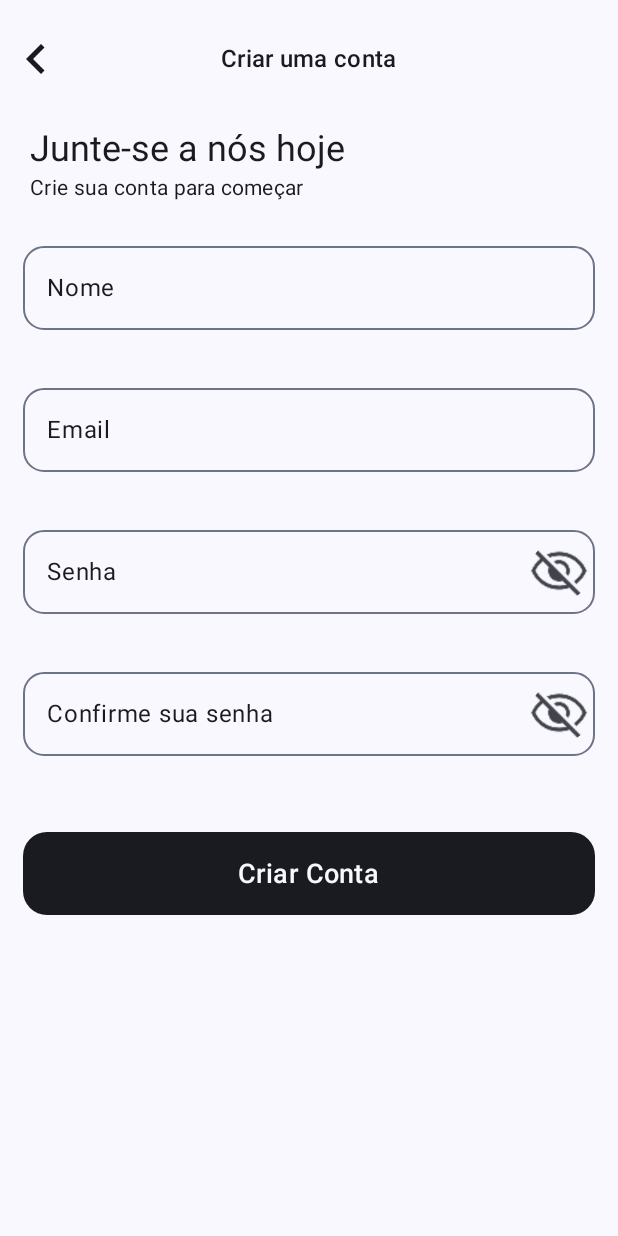
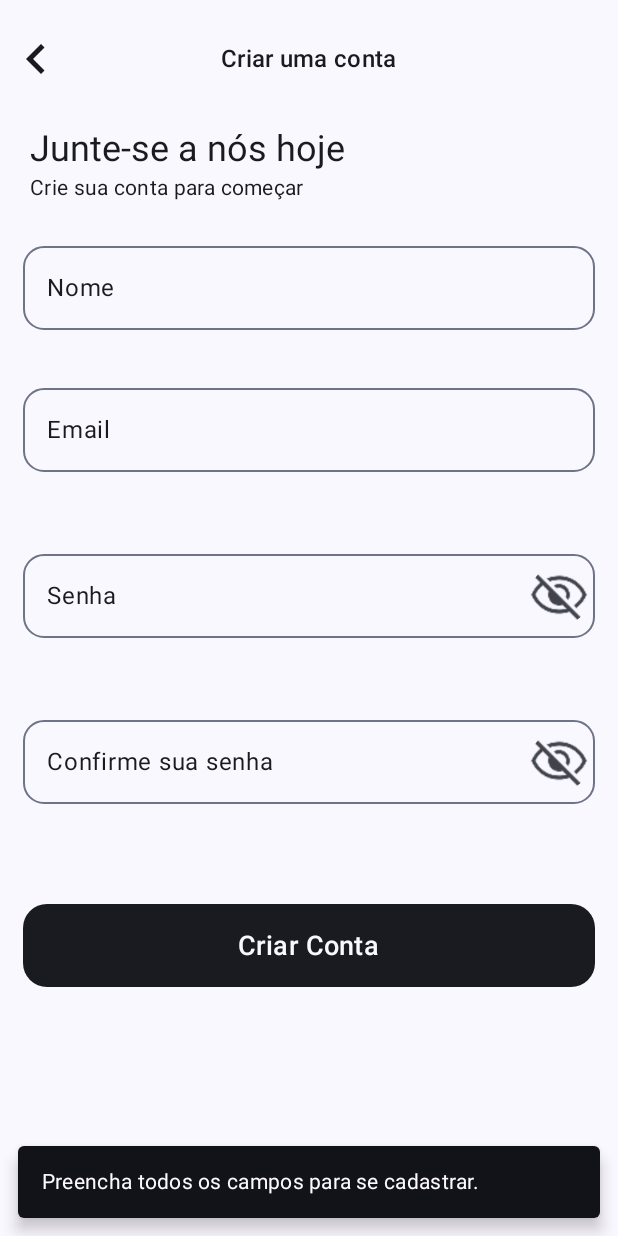
Before and after one commit to Izu-bot/GymPlusApp, an Android app built with Jetpack Compose: the CadastroScreen screen opened through its navigation route, after a tap on "Criar Conta", on a phone screen of 412 x 824 dp. Run offline under Robolectric (Android 15) with nearby library versions, the light colour scheme and no system bars; our stand-ins replace livedata-compose; 1 statement that could not run was skipped.

Commit message:
Fix: Bug de criar várias ViewModels concertado Fix: Implementação de SharedFlow tanto no LoginScreenViewModel.kt quanto no CadastroScreenViewModel.kt e refatoração no metodo LaunchedEffect para usar o LocalLifecycleOwner.current

```diff
--- a/app/src/main/java/com/example/gym/MainActivity.kt
+++ b/app/src/main/java/com/example/gym/MainActivity.kt
@@ -10,6 +10,7 @@ import androidx.compose.material3.Scaffold
 import androidx.compose.runtime.Composable
 import androidx.compose.ui.Modifier
 import androidx.compose.ui.tooling.preview.Preview
+import androidx.lifecycle.viewmodel.compose.viewModel
 import androidx.navigation.compose.NavHost
 import androidx.navigation.compose.composable
 import androidx.navigation.compose.rememberNavController
@@ -33,9 +34,10 @@ class MainActivity : ComponentActivity() {
                         startDestination = "login"
                     ) {
                         composable(route = "login") {
+                            val viewModel: LoginScreenViewModel = viewModel()
                             LoginScreen(
                                 modifier = Modifier.padding(innerPadding),
-                                LoginScreenViewModel(),
+                                loginScreenViewModel = viewModel,
                                 navController
                             )
                         }
@@ -43,9 +45,10 @@ class MainActivity : ComponentActivity() {
                             HomeScreen()
                         }
                         composable(route = "cadastro") {
+                            val viewModel: CadastroScreenViewModel = viewModel()
                             CadastroScreen(
                                 modifier = Modifier.padding(innerPadding),
-                                CadastroScreenViewModel(),
+                                cadastroScreenViewModel = viewModel,
                                 navController
                             )
                         }
--- a/app/src/main/java/com/example/gym/screens/cadastro/CadastroScreen.kt
+++ b/app/src/main/java/com/example/gym/screens/cadastro/CadastroScreen.kt
@@ -1,5 +1,6 @@
 package com.example.gym.screens.cadastro
 
+import android.util.Log
 import androidx.compose.foundation.clickable
 import androidx.compose.foundation.interaction.MutableInteractionSource
 import androidx.compose.foundation.layout.Box
@@ -15,11 +16,17 @@ import androidx.compose.material3.ButtonDefaults
 import androidx.compose.material3.CircularProgressIndicator
 import androidx.compose.material3.MaterialTheme
 import androidx.compose.material3.OutlinedTextFieldDefaults
+import androidx.compose.material3.Scaffold
+import androidx.compose.material3.SnackbarDuration
+import androidx.compose.material3.SnackbarHost
+import androidx.compose.material3.SnackbarHostState
 import androidx.compose.material3.Text
 import androidx.compose.runtime.Composable
+import androidx.compose.runtime.LaunchedEffect
 import androidx.compose.runtime.getValue
 import androidx.compose.runtime.livedata.observeAsState
 import androidx.compose.runtime.remember
+import androidx.compose.runtime.rememberCoroutineScope
 import androidx.compose.ui.Alignment
 import androidx.compose.ui.Modifier
 import androidx.compose.ui.platform.LocalFocusManager
@@ -28,24 +35,66 @@ import androidx.compose.ui.text.input.KeyboardCapitalization
 import androidx.compose.ui.text.input.KeyboardType
 import androidx.compose.ui.unit.dp
 import androidx.compose.ui.unit.sp
+import androidx.lifecycle.Lifecycle
+import androidx.lifecycle.repeatOnLifecycle
 import androidx.navigation.NavController
 import com.example.gym.components.HeaderViewBackButton
 import com.example.gym.components.LabeledTextField
 import com.example.gym.components.MyButton
+import kotlinx.coroutines.launch
 
 @Composable
-fun CadastroScreen(modifier: Modifier = Modifier, cadastroScreenViewModel: CadastroScreenViewModel, navController: NavController) {
+fun CadastroScreen(
+    modifier: Modifier = Modifier,
+    cadastroScreenViewModel: CadastroScreenViewModel,
+    navController: NavController
+) {
 
     val email by cadastroScreenViewModel.emailLogin.observeAsState(initial = "")
     val name by cadastroScreenViewModel.nameLogin.observeAsState(initial = "")
     val password by cadastroScreenViewModel.passwordLogin.observeAsState(initial = "")
     val confirmPassword by cadastroScreenViewModel.confirmPassword.observeAsState(initial = "")
     val isLoading by cadastroScreenViewModel.isLoading.observeAsState(initial = false)
-
+    val errorEmail by cadastroScreenViewModel.emailErroMessage.observeAsState(initial = null)
+    val errorSenha by cadastroScreenViewModel.senhaErroMessage.observeAsState(initial = null)
     val focusManager = LocalFocusManager.current
 
-    Column(modifier
+    val snackbarHostState = remember { SnackbarHostState() }
+    val scope = rememberCoroutineScope()
+    val lifecycleOwner = androidx.lifecycle.compose.LocalLifecycleOwner.current
+
+    LaunchedEffect(key1 = lifecycleOwner.lifecycle, key2 = snackbarHostState) {
+        lifecycleOwner.lifecycle.repeatOnLifecycle(Lifecycle.State.STARTED) {
+            cadastroScreenViewModel.navigationAndStatusEvent.collect { navigationEvent ->
+                Log.d("CadastroScreen", "Evento recebido: $navigationEvent")
+                when(navigationEvent) {
+                    is NavigationEvent.NavigationToLogin -> {
+                        val sucess = navigationEvent.statusCode
+                        Log.d("CadastroScreen", "Navegando para o Login. Sucesso: $sucess")
+
+                        navController.navigate("login") // Pode limpar a backstack ou passar dados por parametro
+                    }
+                    is NavigationEvent.ShowStatusMessage -> {
+                        val message = navigationEvent.message
+                        Log.d("CadastroScreen", "Mostrando a Snackbar: $message")
+
+                        scope.launch {
+                            snackbarHostState.showSnackbar(
+                                message = message,
+                                duration = SnackbarDuration.Short
+                            )
+                        }
+                    }
+                }
+            }
+        }
+    }
+
+    Scaffold(snackbarHost = { SnackbarHost(hostState = snackbarHostState) }) { paddingValues ->
+        Column(
+            modifier
                 .fillMaxSize()
+                .padding(paddingValues)
                 .clickable(
                     indication = null,
                     interactionSource = remember { MutableInteractionSource() }
@@ -76,7 +125,7 @@ fun CadastroScreen(modifier: Modifier = Modifier, cadastroScreenViewModel: Cadas
             LabeledTextField(
                 label = "Nome",
                 value = name,
-            onValueChange = {cadastroScreenViewModel.onNameChanged(it)},
+                onValueChange = { cadastroScreenViewModel.onNameChanged(it) },
                 placeholder = "Digite seu nome",
                 colors = OutlinedTextFieldDefaults.colors(
                     focusedBorderColor = MaterialTheme.colorScheme.onSecondaryContainer,
@@ -92,7 +141,7 @@ fun CadastroScreen(modifier: Modifier = Modifier, cadastroScreenViewModel: Cadas
             LabeledTextField(
                 label = "Email",
                 value = email,
-            onValueChange = {cadastroScreenViewModel.onEmailChanged(it)},
+                onValueChange = { cadastroScreenViewModel.onEmailChanged(it) },
                 placeholder = "Digite seu E-mail",
                 colors = OutlinedTextFieldDefaults.colors(
                     focusedBorderColor = MaterialTheme.colorScheme.onSecondaryContainer,
@@ -101,13 +150,22 @@ fun CadastroScreen(modifier: Modifier = Modifier, cadastroScreenViewModel: Cadas
                 keyboardOptions = KeyboardOptions(
                     keyboardType = KeyboardType.Email,
                     imeAction = ImeAction.Next
+                ),
+                isError = errorEmail != null,
+                supportingText = {
+                    if (errorEmail != null) {
+                        Text(
+                            text = errorEmail ?: "",
+                            color = MaterialTheme.colorScheme.error
                         )
+                    }
+                }
             )
 
             LabeledTextField(
                 label = "Senha",
                 value = password,
-            onValueChange = {cadastroScreenViewModel.onPasswordChange(it)},
+                onValueChange = { cadastroScreenViewModel.onPasswordChange(it) },
                 placeholder = "Digite sua senha secreta",
                 colors = OutlinedTextFieldDefaults.colors(
                     focusedBorderColor = MaterialTheme.colorScheme.onSecondaryContainer,
@@ -117,13 +175,22 @@ fun CadastroScreen(modifier: Modifier = Modifier, cadastroScreenViewModel: Cadas
                     keyboardType = KeyboardType.Password,
                     imeAction = ImeAction.Next
                 ),
-            isPassword = true
+                isPassword = true,
+                isError = errorSenha != null,
+                supportingText = {
+                    if (errorSenha != null) {
+                        Text(
+                            text = errorSenha ?: "",
+                            color = MaterialTheme.colorScheme.error
+                        )
+                    }
+                }
             )
 
             LabeledTextField(
                 label = "Confirme sua senha",
                 value = confirmPassword,
-            onValueChange = {cadastroScreenViewModel.onPasswordConfirm(it)},
+                onValueChange = { cadastroScreenViewModel.onPasswordConfirm(it) },
                 placeholder = "Digite sua senha novamente",
                 colors = OutlinedTextFieldDefaults.colors(
                     focusedBorderColor = MaterialTheme.colorScheme.onSecondaryContainer,
@@ -133,13 +200,25 @@ fun CadastroScreen(modifier: Modifier = Modifier, cadastroScreenViewModel: Cadas
                     keyboardType = KeyboardType.Password,
                     imeAction = ImeAction.Done
                 ),
-            isPassword = true
+                isPassword = true,
+                isError = errorSenha != null,
+                supportingText = {
+                    if (errorSenha != null) {
+                        Text(
+                            text = errorSenha ?: "",
+                            color = MaterialTheme.colorScheme.error
+                        )
+                    }
+                }
             )
 
             Spacer(modifier = Modifier.padding(top = 20.dp))
 
             MyButton(
-            modifier = Modifier.fillMaxWidth().padding(15.dp).size(55.dp),
+                modifier = Modifier
+                    .fillMaxWidth()
+                    .padding(15.dp)
+                    .size(55.dp),
                 text = "Criar Conta",
                 onClick = {
                     focusManager.clearFocus()
@@ -165,7 +244,6 @@ fun CadastroScreen(modifier: Modifier = Modifier, cadastroScreenViewModel: Cadas
                     )
                 }
             }
-
-
         }
     }
+}
--- a/app/src/main/java/com/example/gym/screens/cadastro/CadastroScreenViewModel.kt
+++ b/app/src/main/java/com/example/gym/screens/cadastro/CadastroScreenViewModel.kt
@@ -1,5 +1,7 @@
 package com.example.gym.screens.cadastro
 
+import android.util.Log
+import android.util.Patterns.EMAIL_ADDRESS
 import androidx.lifecycle.LiveData
 import androidx.lifecycle.MutableLiveData
 import androidx.lifecycle.ViewModel
@@ -7,9 +9,18 @@ import androidx.lifecycle.viewModelScope
 import com.example.gym.model.cadastro.CadastroRequest
 import com.example.gym.service.RetrofitFactory
 import com.example.gym.service.user.UserService
+import kotlinx.coroutines.flow.MutableSharedFlow
+import kotlinx.coroutines.flow.SharedFlow
 import kotlinx.coroutines.launch
+import retrofit2.HttpException
+import java.io.IOException
 
 class CadastroScreenViewModel : ViewModel() {
+
+    init {
+        Log.d("CadastroVM", "ViewModel Criado! HashCode: ${this.hashCode()}")
+    }
+
     private val _emailLogin = MutableLiveData("")
     val emailLogin: LiveData<String> = _emailLogin
 
@@ -29,11 +40,18 @@ class CadastroScreenViewModel : ViewModel() {
         RetrofitFactory().cadastroUsuario()
     }
 
-    private val _cadastroMensagem = MutableLiveData<String>()
-    val cadastroMensagem: LiveData<String> = _cadastroMensagem
+    private val _emailErroMessage = MutableLiveData<String?>(null)
+    val emailErroMessage: LiveData<String?> = _emailErroMessage
+
+    private val _senhaErroMessage = MutableLiveData<String?>(null)
+    val senhaErroMessage: LiveData<String?> = _senhaErroMessage
+
+    private val _navigationAndStatusEvent = MutableSharedFlow<NavigationEvent>()
+    val navigationAndStatusEvent: SharedFlow<NavigationEvent> = _navigationAndStatusEvent
 
     fun onEmailChanged(newEmail: String) {
         _emailLogin.value = newEmail
+        if (_emailErroMessage.value != null ) { _emailErroMessage.value = null }
     }
 
     fun onNameChanged(newName: String) {
@@ -42,10 +60,31 @@ class CadastroScreenViewModel : ViewModel() {
 
     fun onPasswordChange(newPassword: String) {
         _passwordLogin.value = newPassword
+        if (_senhaErroMessage.value != null) { _senhaErroMessage.value = null }
     }
 
     fun onPasswordConfirm(newPassword: String) {
         _confirmPassword.value = newPassword
+        if (_senhaErroMessage.value != null) { _senhaErroMessage.value = null }
+    }
+
+    private fun validarCampo(email: String, senha: String, confirmSenha: String): Boolean {
+        var emailValidado = true
+        var senhasValidas = true
+
+        if (!EMAIL_ADDRESS.matcher(email).matches()) {
+            _emailErroMessage.value = "Email está errado."
+            emailValidado = false
+        }
+        if (senha != confirmSenha) {
+            _senhaErroMessage.value = "As senhas não conferem."
+            senhasValidas = false
+        } else if (senha.length < 6) { // Exemplo: Adicionar validação de tamanho mínimo
+            _senhaErroMessage.value = "A senha deve ter pelo menos 6 caracteres."
+            senhasValidas = false
+        }
+
+        return emailValidado && senhasValidas
     }
 
     fun cadastroUser() {
@@ -54,36 +93,57 @@ class CadastroScreenViewModel : ViewModel() {
         val senha = _passwordLogin.value ?: ""
         val confirmSenha = _confirmPassword.value ?: ""
 
-        if (senha != confirmSenha) {
-            _cadastroMensagem.value = "As senhas não coincidem."
+        if (email.isBlank() || name.isBlank() || senha.isBlank() || confirmSenha.isBlank()) {
+            viewModelScope.launch {
+                _navigationAndStatusEvent.emit(NavigationEvent.ShowStatusMessage("Preencha todos os campos para se cadastrar."))
+            }
+
             return
         }
 
-        _isLoading.value = true
+        if (!validarCampo(email, senha, confirmSenha)) {
+            viewModelScope.launch {
+                _navigationAndStatusEvent.emit(NavigationEvent.ShowStatusMessage("Verifique os erros nos campos."))
+            }
+
+            return
+        }
+
+//        _isLoading.value = true
 
         viewModelScope.launch {
             try {
                 val cadastroRequest = CadastroRequest(email = email, name = name, password = senha)
                 val response = usuarioService.add(cadastroRequest)
 
-                if (response.isSuccessful) {
-                    val cadastroResponse = response.body()
-                    if (cadastroResponse != null) {
-                        _cadastroMensagem.value = "Cadastro realizado com sucesso!"
-                        // Aqui você pode emitir evento de navegação ou resetar os campos
+                if (response.isSuccessful && response.body() != null) {
+                        _navigationAndStatusEvent.emit(NavigationEvent.NavigationToLogin(true))
+                } else {
+                    if (response.code() == 400) {
+                        Log.d("CadastroViewModel", "Tentando mostrar Snackbar: Campos vazios")
+                        _navigationAndStatusEvent.emit(NavigationEvent.ShowStatusMessage("Não foi possivel estabelecer conexão com o servidor"))
                     } else {
-                        _cadastroMensagem.value = "Erro inesperado: resposta vazia."
+                        var errorMsg = response.errorBody()?.string() ?: "Erro ${response.code()}"
+                        _navigationAndStatusEvent.emit(NavigationEvent.ShowStatusMessage("Falha ao cadastrar: $errorMsg"))
                     }
-                } else {
-                    val erro = response.errorBody()?.string() ?: "Erro desconhecido"
-                    _cadastroMensagem.value = "Falha ao cadastrar: $erro"
                 }
-
-            } catch (e: Exception) {
-                _cadastroMensagem.value = "Erro na conexão: ${e.message}"
-            } finally {
-                _isLoading.value = false
-            }
+            } catch (e: HttpException) {
+            Log.d("Erro HTTP", "${e.message}")
+            _navigationAndStatusEvent.emit(NavigationEvent.ShowStatusMessage("Erro de comunicação: Não foi possivel se conectar ao servidor :("))
+        } catch (e: IOException) {
+            Log.d("Error IO", "${e.message}")
+            _navigationAndStatusEvent.emit(NavigationEvent.ShowStatusMessage("Erro de rede. Verifique sua conexão."))
+        } catch (e: Exception) {
+            Log.d("Erro HTTP", "${e.message}")
+            _navigationAndStatusEvent.emit(NavigationEvent.ShowStatusMessage("Erro inesperado: Parece que aconteceu um erro inesperado, tente novamente mais tarde."))
+        } finally {
+            _isLoading.value = false
+        }
         }
     }
 }
+
+sealed class NavigationEvent {
+    data class NavigationToLogin(val statusCode: Boolean) : NavigationEvent()
+    data class ShowStatusMessage(val message: String) : NavigationEvent()
+}
--- a/app/src/main/java/com/example/gym/screens/login/LoginScreen.kt
+++ b/app/src/main/java/com/example/gym/screens/login/LoginScreen.kt
@@ -1,6 +1,5 @@
 package com.example.gym.screens.login
 
-import android.util.Log
 import androidx.compose.foundation.clickable
 import androidx.compose.foundation.interaction.MutableInteractionSource
 import androidx.compose.foundation.layout.Column
@@ -38,6 +37,9 @@ import androidx.compose.ui.text.input.KeyboardType
 import androidx.compose.ui.text.style.TextAlign
 import androidx.compose.ui.unit.dp
 import androidx.compose.ui.unit.sp
+import androidx.lifecycle.Lifecycle
+import androidx.lifecycle.compose.LocalLifecycleOwner
+import androidx.lifecycle.repeatOnLifecycle
 import androidx.navigation.NavController
 import com.example.gym.R
 import com.example.gym.components.LabeledTextField
@@ -45,7 +47,11 @@ import com.example.gym.components.MyButton
 import kotlinx.coroutines.launch
 
 @Composable
-fun LoginScreen(modifier: Modifier = Modifier, loginScreenViewModel: LoginScreenViewModel, navController: NavController) {
+fun LoginScreen(
+    modifier: Modifier = Modifier,
+    loginScreenViewModel: LoginScreenViewModel,
+    navController: NavController
+) {
 
     val email by loginScreenViewModel.emailLogin.observeAsState(initial = "")
     val senha by loginScreenViewModel.senhaLogin.observeAsState(initial = "")
@@ -57,25 +63,18 @@ fun LoginScreen(modifier: Modifier = Modifier, loginScreenViewModel: LoginScreen
     val focusManager = LocalFocusManager.current
 
     val isLoading by loginScreenViewModel.isLoading.observeAsState(initial = false)
+    val lifecycleOwner = LocalLifecycleOwner.current
 
-
-    // GEMINI: Observador para os eventos de Navegação e Status
-    LaunchedEffect(key1 = Unit) { // Ou use uma key que reinicie se necessário
-        loginScreenViewModel.navigationAndStatusEvent.observeForever { event ->
-            // Tenta consumir o evento
-            event.getContentIfNotHandled()?.let { navigationEvent ->
-                // Processa o tipo específico de evento
-                when (navigationEvent) {
+    LaunchedEffect(key1 = lifecycleOwner.lifecycle, key2 = snackbarHostState) {
+        lifecycleOwner.lifecycle.repeatOnLifecycle(Lifecycle.State.STARTED) {
+            loginScreenViewModel.navigationAndStatusEvent.collect { navigationEvent ->
+                when(navigationEvent) {
                     is NavigationEvent.NavigateToHome -> {
-                        // Lógica de navegação
-                        val token = navigationEvent.token // Pega o token se precisar
-                        Log.d("LoginScreen", "Navegando para Home. Token: $token")
                         navController.navigate("home") {
                            popUpTo(navController.graph.startDestinationId) { inclusive = true }
                         }
                     }
                     is NavigationEvent.ShowStatusMessage -> {
-                        // Lógica para mostrar Snackbar/Toast
                         val message = navigationEvent.message
                         scope.launch {
                             snackbarHostState.showSnackbar(message)
@@ -179,7 +178,10 @@ fun LoginScreen(modifier: Modifier = Modifier, loginScreenViewModel: LoginScreen
                 ),
                 shape = RoundedCornerShape(16.dp),
                 elevation = ButtonDefaults.buttonElevation(),
-                modifier = Modifier.fillMaxWidth().padding(15.dp).size(55.dp)
+                modifier = Modifier
+                    .fillMaxWidth()
+                    .padding(15.dp)
+                    .size(55.dp)
             )
 
             if (isLoading) {
@@ -204,7 +206,6 @@ fun LoginScreen(modifier: Modifier = Modifier, loginScreenViewModel: LoginScreen
                         navController.navigate("cadastro")
                     })
             }
-
         }
     }
 }
--- a/app/src/main/java/com/example/gym/screens/login/LoginScreenViewModel.kt
+++ b/app/src/main/java/com/example/gym/screens/login/LoginScreenViewModel.kt
@@ -8,13 +8,17 @@ import androidx.lifecycle.viewModelScope
 import com.example.gym.model.login.LoginRequest
 import com.example.gym.service.RetrofitFactory
 import com.example.gym.service.auth.AuthService
-import com.example.gym.util.Event
+import kotlinx.coroutines.flow.MutableSharedFlow
+import kotlinx.coroutines.flow.SharedFlow
 import kotlinx.coroutines.launch
 import retrofit2.HttpException
 import java.io.IOException
 
 
 class LoginScreenViewModel : ViewModel() {
+    init {
+        Log.d("LoginVM", "ViewModel Criado! HashCode: ${this.hashCode()}")
+    }
     private val _emailLogin = MutableLiveData<String>()
     val emailLogin: LiveData<String> = _emailLogin
 
@@ -31,8 +35,8 @@ class LoginScreenViewModel : ViewModel() {
     private val _erroMessage =  MutableLiveData<String?>(null) // Inicia como null sem erro
     val errorMessage: LiveData<String?> = _erroMessage
 
-    private val _navigationAndStatusEvent = MutableLiveData<Event<NavigationEvent>>() // Exemplo mais robusto
-    val navigationAndStatusEvent: LiveData<Event<NavigationEvent>> = _navigationAndStatusEvent
+    private val _navigationAndStatusEvent = MutableSharedFlow<NavigationEvent>() // Exemplo mais robusto
+    val navigationAndStatusEvent: SharedFlow<NavigationEvent> = _navigationAndStatusEvent
 
     // LiveData para erros gerais ou de sucesso (pode manter o Event wrapper)
 
@@ -53,7 +57,10 @@ class LoginScreenViewModel : ViewModel() {
         val password = _senhaLogin.value ?: ""
 
         if (email.isBlank() || password.isBlank()) {
-            _navigationAndStatusEvent.value = Event(NavigationEvent.ShowStatusMessage("Preencha todos os campos."))
+            viewModelScope.launch {
+                _navigationAndStatusEvent.emit(NavigationEvent.ShowStatusMessage("Preencha todos os campos."))
+            }
+
             return
         }
 
@@ -72,7 +79,7 @@ class LoginScreenViewModel : ViewModel() {
                     val token = response.body()!!.token
 
 //                  Dispara um evento para NAVEGAR para Home (passando token opcionalmente)
-                    _navigationAndStatusEvent.value = Event(NavigationEvent.NavigateToHome(token))
+                    _navigationAndStatusEvent.emit(NavigationEvent.NavigateToHome(token))
 
                     // Pode salvar o token no data storage
 
@@ -82,18 +89,18 @@ class LoginScreenViewModel : ViewModel() {
                     } else {
                         val errorMsg = response.errorBody()?.string() ?: "Erro ${response.code()}"
                         Log.d("Falha no login", errorMsg)
-                        _navigationAndStatusEvent.value = Event(NavigationEvent.ShowStatusMessage("Falha no login: Parece que não foi possivel se conectar a sua conta, tente novamente mais tarde."))
+                        _navigationAndStatusEvent.emit(NavigationEvent.ShowStatusMessage("Falha no login: Parece que não foi possivel se conectar a sua conta, tente novamente mais tarde."))
                     }
                 }
             } catch (e: HttpException) {
                 Log.d("Erro HTTP", "${e.message}")
-                _navigationAndStatusEvent.value = Event(NavigationEvent.ShowStatusMessage("Erro de comunicação: Não foi possivel se conectar ao servidor :("))
+                _navigationAndStatusEvent.emit(NavigationEvent.ShowStatusMessage("Erro de comunicação: Não foi possivel se conectar ao servidor :("))
             } catch (e: IOException) {
                 Log.d("Error IO", "${e.message}")
-                _navigationAndStatusEvent.value = Event(NavigationEvent.ShowStatusMessage("Erro de rede. Verifique sua conexão."))
+                _navigationAndStatusEvent.emit(NavigationEvent.ShowStatusMessage("Erro de rede. Verifique sua conexão."))
             } catch (e: Exception) {
                 Log.d("Erro HTTP", "${e.message}")
-                _navigationAndStatusEvent.value = Event(NavigationEvent.ShowStatusMessage("Erro inesperado: Parece que aconteceu um erro inesperado, tente novamente mais tarde."))
+                _navigationAndStatusEvent.emit(NavigationEvent.ShowStatusMessage("Erro inesperado: Parece que aconteceu um erro inesperado, tente novamente mais tarde."))
             } finally {
                 _isLoading.value = false
             }
--- a/app/src/main/java/com/example/gym/service/RetrofitFactory.kt
+++ b/app/src/main/java/com/example/gym/service/RetrofitFactory.kt
@@ -6,7 +6,7 @@ import retrofit2.Retrofit
 import retrofit2.converter.gson.GsonConverterFactory
 
 class RetrofitFactory {
-    private val _url = "https://9286-2804-dec-236-d500-3a93-e4c3-2168-6d81.ngrok-free.app/"
+    private val _url = "https://b045-2804-dec-236-d500-5599-e836-16eb-4999.ngrok-free.app/"
 
     private val retrofitFactory = Retrofit
         .Builder()
```
Lines whose indentation alone changed are shown as unchanged.
